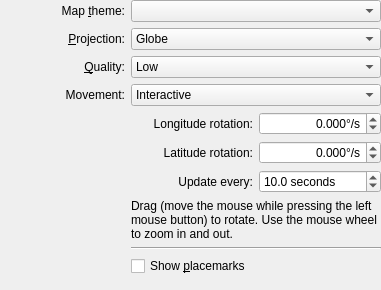
The window that wallpapers/marble/config.ui (KDE/kdeplasma-addons) describes before a commit, drawn with Qt 5.
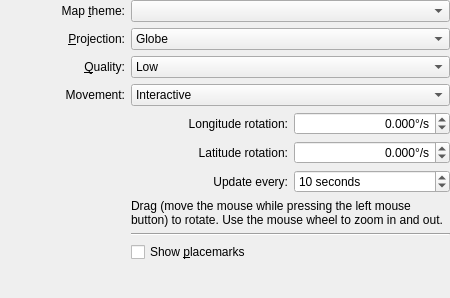
The same window after the commit. Custom widgets are drawn as their Qt base class.

Commit message: no need to have a decimal here

Diff of the .ui file:
```diff
--- a/wallpapers/marble/config.ui
+++ b/wallpapers/marble/config.ui
@@ -6,8 +6,8 @@
    <rect>
     <x>0</x>
     <y>0</y>
-    <width>381</width>
-    <height>290</height>
+    <width>450</width>
+    <height>298</height>
    </rect>
   </property>
   <layout class="QGridLayout" name="gridLayout_2">
@@ -282,10 +282,10 @@
         <string> seconds</string>
        </property>
        <property name="decimals">
-        <number>1</number>
+        <number>0</number>
        </property>
        <property name="minimum">
-        <double>0.100000000000000</double>
+        <double>1.000000000000000</double>
        </property>
        <property name="maximum">
         <double>3600.000000000000000</double>
```
